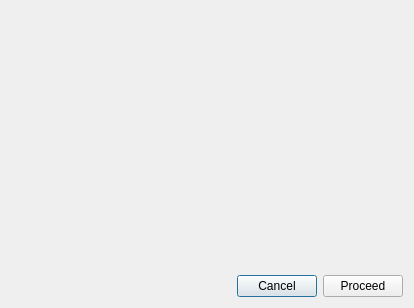
First picture: the form in ui/datainput.ui, repository h-nick/SHelper, before the edit.
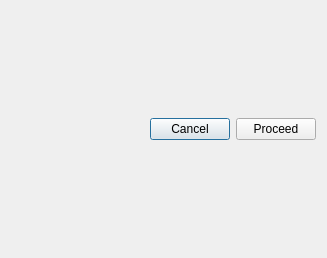
Second picture: the form after the edit.

Diff of the .ui file:
```diff
--- a/ui/datainput.ui
+++ b/ui/datainput.ui
@@ -6,38 +6,33 @@
    <rect>
     <x>0</x>
     <y>0</y>
-    <width>414</width>
-    <height>308</height>
+    <width>327</width>
+    <height>258</height>
    </rect>
   </property>
+  <property name="sizePolicy">
+   <sizepolicy hsizetype="Minimum" vsizetype="Minimum">
+    <horstretch>0</horstretch>
+    <verstretch>0</verstretch>
+   </sizepolicy>
+  </property>
   <property name="windowTitle">
    <string>Dialog</string>
   </property>
   <layout class="QGridLayout" name="gridLayout_2">
-   <item row="0" column="0">
-    <layout class="QGridLayout" name="mainLayout">
-     <item row="0" column="0">
-      <spacer name="verticalSpacer">
-       <property name="orientation">
-        <enum>Qt::Vertical</enum>
-       </property>
-       <property name="sizeHint" stdset="0">
-        <size>
-         <width>20</width>
-         <height>40</height>
-        </size>
-       </property>
-      </spacer>
-     </item>
-    </layout>
-   </item>
    <item row="1" column="0">
     <layout class="QHBoxLayout" name="horizontalLayout">
+     <property name="sizeConstraint">
+      <enum>QLayout::SetMinimumSize</enum>
+     </property>
      <item>
       <spacer name="horizontalSpacer">
        <property name="orientation">
         <enum>Qt::Horizontal</enum>
        </property>
+       <property name="sizeType">
+        <enum>QSizePolicy::Expanding</enum>
+       </property>
        <property name="sizeHint" stdset="0">
         <size>
          <width>40</width>
@@ -62,6 +57,13 @@
      </item>
     </layout>
    </item>
+   <item row="0" column="0">
+    <layout class="QGridLayout" name="mainLayout">
+     <property name="sizeConstraint">
+      <enum>QLayout::SetMinimumSize</enum>
+     </property>
+    </layout>
+   </item>
   </layout>
  </widget>
  <resources/>
```
